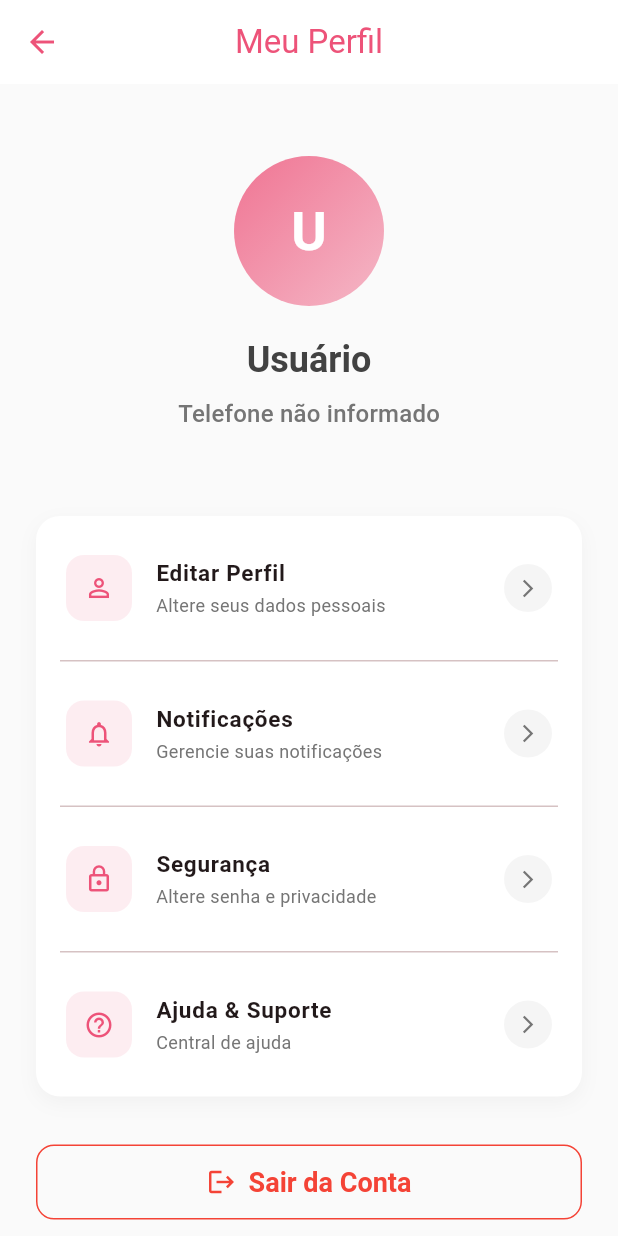
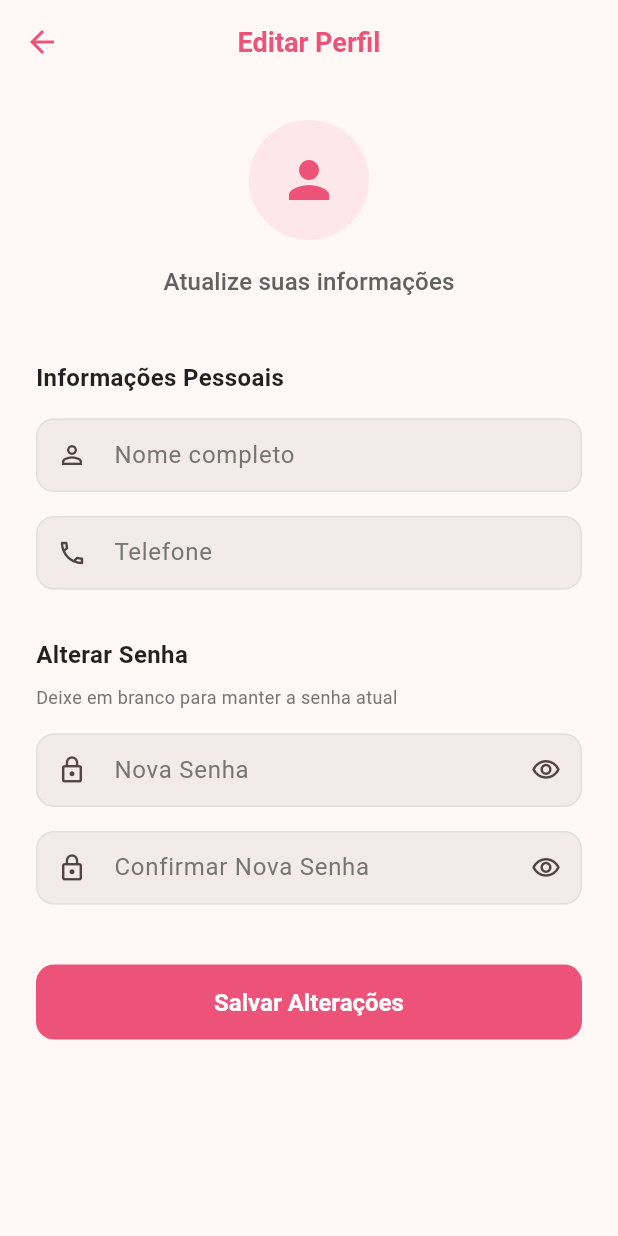
Before and after one commit to MateusKungo/appcasacheia, a Flutter app: the ProfilePage screen opened by its route, after a tap on "Editar Perfil", on a phone screen of 412 x 824 dp. Run offline on Flutter 3.47's test engine with Material 3 defaults, Android fonts, the phone set to English and light mode, and no system bars; network calls fail.

```diff
--- a/casacheiapp/lib/page/CreateAccountPage.dart
+++ b/casacheiapp/lib/page/CreateAccountPage.dart
@@ -50,7 +50,9 @@ class _CreateAccountPageState extends State<CreateAccountPage> {
               const SnackBar(content: Text('Conta criada com sucesso!')),
             );
             // Extrai os dados do usuário da resposta
-            final user = responseBody['user'];
+            final user = responseBody['user'] as Map<String, dynamic>? ?? {};
+            final token = responseBody['token'] as String?; // Assuming token is at root
+            if (token != null) user['token'] = token; // Add token to user map
             // Navega para a home e remove todas as rotas anteriores da pilha
             Navigator.pushNamedAndRemoveUntil(
               context,
--- /dev/null
+++ b/casacheiapp/lib/page/EditProfilePage.dart
@@ -0,0 +1,364 @@
+import 'dart:convert';
+import 'package:flutter/material.dart';
+import 'package:http/http.dart' as http;
+
+class EditProfilePage extends StatefulWidget {
+  final Map<String, dynamic> currentUser;
+
+  const EditProfilePage({super.key, required this.currentUser});
+
+  @override
+  State<EditProfilePage> createState() => _EditProfilePageState();
+}
+
+class _EditProfilePageState extends State<EditProfilePage> {
+  final _formKey = GlobalKey<FormState>();
+  late TextEditingController _nameController;
+  late TextEditingController _phoneController;
+  late TextEditingController _passwordController;
+  late TextEditingController _confirmPasswordController;
+
+  bool _isLoading = false;
+  bool _obscurePassword = true;
+  bool _obscureConfirmPassword = true;
+
+  @override
+  void initState() {
+    super.initState();
+    _nameController = TextEditingController(text: widget.currentUser['name'] ?? '');
+    _phoneController = TextEditingController(text: widget.currentUser['telefone'] ?? '');
+    _passwordController = TextEditingController();
+    _confirmPasswordController = TextEditingController();
+  }
+
+  @override
+  void dispose() {
+    _nameController.dispose();
+    _phoneController.dispose();
+    _passwordController.dispose();
+    _confirmPasswordController.dispose();
+    super.dispose();
+  }
+
+  Future<void> _saveProfile() async {
+    if (!(_formKey.currentState?.validate() ?? false)) {
+      return;
+    }
+
+    setState(() => _isLoading = true);
+
+    final String? token = widget.currentUser['token'];
+    if (token == null) {
+      if (mounted) {
+        _showSnackBar('Erro: Token de autenticação não encontrado.', true);
+      }
+      setState(() => _isLoading = false);
+      return;
+    }
+
+    final Map<String, dynamic> requestBody = {
+      'name': _nameController.text,
+      'telefone': _phoneController.text,
+    };
+
+    if (_passwordController.text.isNotEmpty) {
+      requestBody['password'] = _passwordController.text;
+    }
+
+    try {
+      final response = await http.patch(
+        Uri.parse('https://casa-fscp.onrender.com/api.casacheia/profile'),
+        headers: {
+          'Content-Type': 'application/json',
+          'Authorization': 'Bearer $token',
+        },
+        body: jsonEncode(requestBody),
+      );
+
+      if (mounted) {
+        final responseBody = jsonDecode(response.body);
+        if (response.statusCode == 200) {
+          _showSnackBar('Perfil atualizado com sucesso!', false);
+          final updatedUser = {...widget.currentUser, ...responseBody['user']};
+          Navigator.pop(context, updatedUser);
+        } else {
+          final errorMessage = responseBody['message'] ?? 'Erro desconhecido ao atualizar perfil.';
+          _showSnackBar('Falha ao atualizar perfil: $errorMessage', true);
+        }
+      }
+    } catch (e) {
+      if (mounted) _showSnackBar('Erro de conexão: $e', true);
+    } finally {
+      if (mounted) setState(() => _isLoading = false);
+    }
+  }
+
+  void _showSnackBar(String message, bool isError) {
+    ScaffoldMessenger.of(context).showSnackBar(
+      SnackBar(
+        content: Text(message),
+        backgroundColor: isError ? Colors.red : Colors.green,
+        behavior: SnackBarBehavior.floating,
+        shape: RoundedRectangleBorder(borderRadius: BorderRadius.circular(8)),
+      ),
+    );
+  }
+
+  @override
+  Widget build(BuildContext context) {
+    final colorScheme = Theme.of(context).colorScheme;
+    final textTheme = Theme.of(context).textTheme;
+
+    return Scaffold(
+      appBar: AppBar(
+        title: const Text(
+          'Editar Perfil',
+          style: TextStyle(
+            fontWeight: FontWeight.w600,
+            fontSize: 18,
+          ),
+        ),
+        backgroundColor: Colors.transparent,
+        elevation: 0,
+        foregroundColor: colorScheme.primary,
+        centerTitle: true,
+      ),
+      body: SafeArea(
+        child: SingleChildScrollView(
+          padding: const EdgeInsets.all(24.0),
+          child: Form(
+            key: _formKey,
+            child: Column(
+              crossAxisAlignment: CrossAxisAlignment.start,
+              children: [
+                // Header
+                Center(
+                  child: Column(
+                    children: [
+                      Container(
+                        width: 80,
+                        height: 80,
+                        decoration: BoxDecoration(
+                          shape: BoxShape.circle,
+                          color: colorScheme.primary.withOpacity(0.1),
+                        ),
+                        child: Icon(
+                          Icons.person,
+                          size: 40,
+                          color: colorScheme.primary,
+                        ),
+                      ),
+                      const SizedBox(height: 16),
+                      Text(
+                        'Atualize suas informações',
+                        style: textTheme.titleMedium?.copyWith(
+                          color: Colors.grey[700],
+                          fontWeight: FontWeight.w500,
+                        ),
+                        textAlign: TextAlign.center,
+                      ),
+                    ],
+                  ),
+                ),
+                const SizedBox(height: 40),
+
+                // Informações Pessoais
+                _buildSectionTitle('Informações Pessoais'),
+                const SizedBox(height: 16),
+
+                _buildTextField(
+                  controller: _nameController,
+                  label: 'Nome completo',
+                  icon: Icons.person_outline,
+                  validator: (value) {
+                    if (value == null || value.trim().isEmpty) {
+                      return 'Por favor, insira seu nome.';
+                    }
+                    return null;
+                  },
+                ),
+                const SizedBox(height: 16),
+
+                _buildTextField(
+                  controller: _phoneController,
+                  label: 'Telefone',
+                  icon: Icons.phone_outlined,
+                  keyboardType: TextInputType.phone,
+                  validator: (value) {
+                    if (value == null || value.isEmpty) {
+                      return 'Por favor, insira seu telefone.';
+                    }
+                    return null;
+                  },
+                ),
+                const SizedBox(height: 32),
+
+                // Alteração de Senha
+                _buildSectionTitle('Alterar Senha'),
+                const SizedBox(height: 8),
+                Text(
+                  'Deixe em branco para manter a senha atual',
+                  style: TextStyle(
+                    color: Colors.grey[600],
+                    fontSize: 12,
+                  ),
+                ),
+                const SizedBox(height: 16),
+
+                _buildPasswordField(
+                  controller: _passwordController,
+                  label: 'Nova Senha',
+                  obscureText: _obscurePassword,
+                  onToggle: () {
+                    setState(() {
+                      _obscurePassword = !_obscurePassword;
+                    });
+                  },
+                  validator: (value) {
+                    if (value != null && value.isNotEmpty && value.length < 6) {
+                      return 'A senha deve ter pelo menos 6 caracteres.';
+                    }
+                    return null;
+                  },
+                ),
+                const SizedBox(height: 16),
+
+                _buildPasswordField(
+                  controller: _confirmPasswordController,
+                  label: 'Confirmar Nova Senha',
+                  obscureText: _obscureConfirmPassword,
+                  onToggle: () {
+                    setState(() {
+                      _obscureConfirmPassword = !_obscureConfirmPassword;
+                    });
+                  },
+                  validator: (value) {
+                    if (_passwordController.text.isNotEmpty && value != _passwordController.text) {
+                      return 'As senhas não coincidem.';
+                    }
+                    return null;
+                  },
+                ),
+                const SizedBox(height: 40),
+
+                // Botão Salvar
+                SizedBox(
+                  height: 50,
+                  child: FilledButton(
+                    onPressed: _isLoading ? null : _saveProfile,
+                    style: FilledButton.styleFrom(
+                      backgroundColor: colorScheme.primary,
+                      shape: RoundedRectangleBorder(
+                        borderRadius: BorderRadius.circular(12),
+                      ),
+                    ),
+                    child: _isLoading
+                        ? const SizedBox(
+                            height: 20,
+                            width: 20,
+                            child: CircularProgressIndicator(
+                              color: Colors.white,
+                              strokeWidth: 2,
+                            ),
+                          )
+                        : const Text(
+                            'Salvar Alterações',
+                            style: TextStyle(
+                              fontWeight: FontWeight.w600,
+                              fontSize: 16,
+                            ),
+                          ),
+                  ),
+                ),
+              ],
+            ),
+          ),
+        ),
+      ),
+    );
+  }
+
+  Widget _buildSectionTitle(String title) {
+    return Text(
+      title,
+      style: const TextStyle(
+        fontSize: 16,
+        fontWeight: FontWeight.w600,
+        color: Colors.black87,
+      ),
+    );
+  }
+
+  Widget _buildTextField({
+    required TextEditingController controller,
+    required String label,
+    required IconData icon,
+    TextInputType? keyboardType,
+    String? Function(String?)? validator,
+  }) {
+    return TextFormField(
+      controller: controller,
+      keyboardType: keyboardType,
+      style: const TextStyle(fontSize: 14),
+      decoration: InputDecoration(
+        labelText: label,
+        labelStyle: TextStyle(color: Colors.grey[600]),
+        prefixIcon: Icon(icon, size: 20),
+        border: OutlineInputBorder(
+          borderRadius: BorderRadius.circular(12),
+          borderSide: BorderSide(color: Colors.grey[300]!),
+        ),
+        enabledBorder: OutlineInputBorder(
+          borderRadius: BorderRadius.circular(12),
+          borderSide: BorderSide(color: Colors.grey[300]!),
+        ),
+        focusedBorder: OutlineInputBorder(
+          borderRadius: BorderRadius.circular(12),
+          borderSide: BorderSide(color: Theme.of(context).colorScheme.primary),
+        ),
+        contentPadding: const EdgeInsets.symmetric(horizontal: 16, vertical: 14),
+      ),
+      validator: validator,
+    );
+  }
+
+  Widget _buildPasswordField({
+    required TextEditingController controller,
+    required String label,
+    required bool obscureText,
+    required VoidCallback onToggle,
+    required String? Function(String?)? validator,
+  }) {
+    return TextFormField(
+      controller: controller,
+      obscureText: obscureText,
+      style: const TextStyle(fontSize: 14),
+      decoration: InputDecoration(
+        labelText: label,
+        labelStyle: TextStyle(color: Colors.grey[600]),
+        prefixIcon: const Icon(Icons.lock_outline, size: 20),
+        suffixIcon: IconButton(
+          icon: Icon(
+            obscureText ? Icons.visibility_outlined : Icons.visibility_off_outlined,
+            size: 20,
+          ),
+          onPressed: onToggle,
+        ),
+        border: OutlineInputBorder(
+          borderRadius: BorderRadius.circular(12),
+          borderSide: BorderSide(color: Colors.grey[300]!),
+        ),
+        enabledBorder: OutlineInputBorder(
+          borderRadius: BorderRadius.circular(12),
+          borderSide: BorderSide(color: Colors.grey[300]!),
+        ),
+        focusedBorder: OutlineInputBorder(
+          borderRadius: BorderRadius.circular(12),
+          borderSide: BorderSide(color: Theme.of(context).colorScheme.primary),
+        ),
+        contentPadding: const EdgeInsets.symmetric(horizontal: 16, vertical: 14),
+      ),
+      validator: validator,
+    );
+  }
+}
--- a/casacheiapp/lib/page/HomePage.dart
+++ b/casacheiapp/lib/page/HomePage.dart
@@ -464,7 +464,7 @@ class _HomePageState extends State<HomePage> {
                 InkWell(
                   onTap: () {
                     // Pega os dados do usuário passados como argumento para a HomePage
-                    final user = ModalRoute.of(context)?.settings.arguments;
+                    final user = ModalRoute.of(context)?.settings.arguments as Map<String, dynamic>?;
                     Navigator.pushNamed(context, '/profile', arguments: user);
                   },
                   child: _buildBottomNavItem(Icons.person, 'Perfil', false, colorScheme),
--- a/casacheiapp/lib/page/LoginPage.dart
+++ b/casacheiapp/lib/page/LoginPage.dart
@@ -189,7 +189,9 @@ class _LoginPageState extends State<LoginPage> {
             const SnackBar(content: Text('Login realizado com sucesso!')),
           );
           // Extrai os dados do usuário da resposta
-          final user = responseBody['user'];
+          final user = responseBody['user'] as Map<String, dynamic>? ?? {};
+          final token = responseBody['token'] as String?; // Assuming token is at root
+          if (token != null) user['token'] = token; // Add token to user map
           // Navega para a home e remove todas as rotas anteriores
           Navigator.pushNamedAndRemoveUntil(context, '/home', (route) => false,
               arguments: user);
--- a/casacheiapp/lib/page/profilePage.dart
+++ b/casacheiapp/lib/page/profilePage.dart
@@ -1,4 +1,5 @@
 import 'package:flutter/material.dart';
+import 'package:casacheiapp/page/EditProfilePage.dart'; // Importe a nova página
 
 class ProfilePage extends StatefulWidget {
   const ProfilePage({super.key});
@@ -8,8 +9,25 @@ class ProfilePage extends StatefulWidget {
 }
 
 class _ProfilePageState extends State<ProfilePage> {
+
   void _logout() {
     Navigator.pushNamedAndRemoveUntil(context, '/login', (route) => false);
+  }
+
+  // Inicializa _currentUser como um mapa vazio por padrão
+  // Ele será preenchido em didChangeDependencies
+  Map<String, dynamic> _currentUser = {};
+
+  @override
+  void initState() {
+    super.initState();
+  }
+
+  @override
+  void didChangeDependencies() {
+    super.didChangeDependencies();
+    // Acessa ModalRoute.of(context) aqui, onde o context já está totalmente inicializado
+    _currentUser = ModalRoute.of(context)?.settings.arguments as Map<String, dynamic>? ?? {};
   }
 
   @override
@@ -17,9 +35,8 @@ class _ProfilePageState extends State<ProfilePage> {
     final colorScheme = Theme.of(context).colorScheme;
     final textTheme = Theme.of(context).textTheme;
 
-    final user = ModalRoute.of(context)?.settings.arguments as Map<String, dynamic>? ?? {};
-    final userName = user['name'] as String? ?? 'Usuário';
-    final userPhone = user['telefone'] as String? ?? 'Telefone não informado';
+    final userName = _currentUser['name'] as String? ?? 'Usuário';
+    final userPhone = _currentUser['telefone'] as String? ?? 'Telefone não informado';
     final userInitial = userName.isNotEmpty ? userName[0].toUpperCase() : '?';
 
     return Scaffold(
@@ -145,7 +162,7 @@ class _ProfilePageState extends State<ProfilePage> {
               title: 'Editar Perfil',
               subtitle: 'Altere seus dados pessoais',
               onTap: () {
-                // TODO: Navegar para a tela de edição de perfil
+                _navigateToEditProfile();
               },
             ),
             const Divider(height: 1, indent: 16, endIndent: 16),
@@ -179,6 +196,21 @@ class _ProfilePageState extends State<ProfilePage> {
         ),
       ),
     );
+  }
+
+  Future<void> _navigateToEditProfile() async {
+    final updatedUser = await Navigator.push(
+                  context,
+                  MaterialPageRoute(
+                    builder: (context) => EditProfilePage(currentUser: _currentUser),
+                  ),
+                );
+
+    if (updatedUser != null && updatedUser is Map<String, dynamic>) {
+      setState(() {
+        _currentUser = updatedUser;
+      });
+    }
   }
 
   Widget _buildMenuItem({
```
Also changed, not shown: casacheiapp/lib/page/SplahScreen.dart (+8 -73 lines), casacheiapp/assets/images/background.png.
